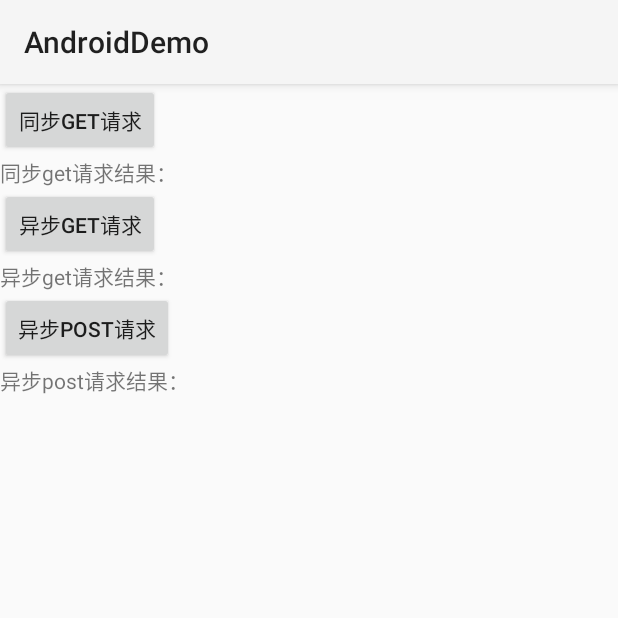
After one commit to baorant/AndroidDemo, an Android app: the OkhttpActivity screen opened directly, with no data from a screen before it, on a phone screen of 412 x 824 dp, the top half of it. The commit adds this screen. Run offline under Robolectric (Android 15) with nearby library versions, the phone set to English and light mode, and no system bars.

Commit message:
[修改说明]增加网络请求工具类

```diff
--- a/app/build.gradle
+++ b/app/build.gradle
@@ -44,6 +44,8 @@ dependencies {
     debugImplementation 'com.squareup.leakcanary:leakcanary-support-fragment:1.6.3'
 
     implementation 'org.aspectj:aspectjrt:1.9.6'
+
+    implementation 'com.squareup.okhttp3:okhttp:3.4.1'
 }
 
 import org.aspectj.bridge.IMessage
--- a/app/src/main/AndroidManifest.xml
+++ b/app/src/main/AndroidManifest.xml
@@ -25,6 +25,9 @@
         android:supportsRtl="true"
         android:theme="@style/Theme.LayoutDemo"
         android:usesCleartextTraffic="true">
+        <activity
+            android:name=".activity.OkhttpActivity"
+            android:exported="false" />
         <activity
             android:name=".activity.OomActivity"
             android:exported="false" />
--- a/app/src/main/java/com/baorant/layoutdemo/Util/MyCrashHandler.java
+++ b/app/src/main/java/com/baorant/layoutdemo/Util/MyCrashHandler.java
@@ -21,7 +21,7 @@ import java.text.SimpleDateFormat;
 import java.util.Date;
 
 public class MyCrashHandler implements Thread.UncaughtExceptionHandler {
-    private static final String TAG = "CrashHandler";
+    private static final String TAG = "MyCrashHandler";
     private static final boolean DEBUG = true;
     // 文件路径
     private static final String PATH = Environment.getExternalStorageDirectory().getPath() + File.separator+ "crash";
@@ -46,7 +46,7 @@ public class MyCrashHandler implements Thread.UncaughtExceptionHandler {
 
     @Override
     public void uncaughtException(Thread thread, Throwable ex) {
-        Log.d(TAG, "do uncaughtException begin");
+        Log.d(TAG, "do uncaughtException begin: " + ex.toString());
         try {
             //将文件写入sd卡
             writeToSdcard(ex);
--- /dev/null
+++ b/app/src/main/java/com/baorant/layoutdemo/activity/OkhttpActivity.java
@@ -0,0 +1,100 @@
+package com.baorant.layoutdemo.activity;
+
+import androidx.annotation.NonNull;
+import androidx.appcompat.app.AppCompatActivity;
+
+import android.os.Bundle;
+import android.util.Log;
+import android.view.View;
+import android.widget.Button;
+import android.widget.TextView;
+
+import com.baorant.layoutdemo.R;
+import com.baorant.layoutdemo.Util.OkHttpClientUtil;
+import com.baorant.layoutdemo.Util.ThreadPoolUtil;
+
+import java.io.IOException;
+import java.util.HashMap;
+import java.util.Map;
+
+import okhttp3.Call;
+import okhttp3.Callback;
+import okhttp3.Response;
+
+public class OkhttpActivity extends AppCompatActivity {
+    private static final String TAG = "OkhttpActivity";
+
+    private Button syncGet;
+    private Button asyncGet;
+    private Button asyncPost;
+
+    private TextView syncGetResult;
+    private TextView asyncGetResult;
+    private TextView asyncPostResult;
+
+    @Override
+    protected void onCreate(Bundle savedInstanceState) {
+        super.onCreate(savedInstanceState);
+        setContentView(R.layout.activity_okhttp);
+
+        syncGet = findViewById(R.id.syncGet);
+        asyncGet = findViewById(R.id.asyncGet);
+        asyncPost = findViewById(R.id.asyncPost);
+
+        syncGetResult = findViewById(R.id.syncGetResponse);
+        asyncGetResult = findViewById(R.id.asyncGetResponse);
+        asyncPostResult = findViewById(R.id.asyncPostResponse);
+
+        syncGet.setOnClickListener(v -> {
+            Log.d(TAG, "syncGet onclick begin");
+            ThreadPoolUtil.executeRunnableByFixedPool(() -> {
+                Response response = OkHttpClientUtil.syncGetRequest(
+                        "http://192.168.11.1:3030/path/get");
+                runOnUiThread(() ->
+                {
+                    Log.d(TAG, "runOnUiThread onResponse");
+                    if (response != null && response.isSuccessful()) {
+                        Log.d(TAG, "runOnUiThread onResponse not null");
+                        syncGetResult.setText(syncGetResult.getText() + response.body().toString());
+                    }
+                });
+            });
+        });
+
+        asyncGet.setOnClickListener(v -> {
+            Log.d(TAG, "asyncGet onclick begin");
+            String url = "http://192.168.11.1:3030/path/get";
+            OkHttpClientUtil.asyncGetRequest(url, new Callback() {
+                @Override
+                public void onFailure(@NonNull Call call, @NonNull IOException e) {
+
+                }
+
+                @Override
+                public void onResponse(@NonNull Call call, @NonNull Response response) throws IOException {
+                    if (response == null) {
+                        return;
+                    }
+                    Log.d(TAG, "asyncGet onResponse begin");
+                    asyncGetResult.setText(asyncGetResult.getText() + response.body().toString());
+                }
+            });
+        });
+
+        asyncPost.setOnClickListener(v -> {
+            String url = "";
+            Map<String, String> params = new HashMap<>();
+            OkHttpClientUtil.asyncPostRequest(url, params, new Callback() {
+                @Override
+                public void onFailure(@NonNull Call call, @NonNull IOException e) {
+
+                }
+
+                @Override
+                public void onResponse(@NonNull Call call, @NonNull Response response) throws IOException {
+
+                }
+            });
+        });
+    }
+}
--- /dev/null
+++ b/app/src/main/res/layout/activity_okhttp.xml
@@ -0,0 +1,39 @@
+<?xml version="1.0" encoding="utf-8"?>
+<LinearLayout xmlns:android="http://schemas.android.com/apk/res/android"
+    xmlns:app="http://schemas.android.com/apk/res-auto"
+    xmlns:tools="http://schemas.android.com/tools"
+    android:layout_width="match_parent"
+    android:layout_height="match_parent"
+    android:orientation="vertical"
+    tools:context=".activity.OkhttpActivity">
+    <Button
+    android:id="@+id/syncGet"
+    android:layout_width="wrap_content"
+    android:layout_height="wrap_content"
+    android:text="同步get请求"/>
+    <TextView
+        android:id="@+id/syncGetResponse"
+        android:layout_width="match_parent"
+        android:layout_height="wrap_content"
+        android:text="同步get请求结果："/>
+    <Button
+        android:id="@+id/asyncGet"
+        android:layout_width="wrap_content"
+        android:layout_height="wrap_content"
+        android:text="异步get请求"/>
+    <TextView
+        android:id="@+id/asyncGetResponse"
+        android:layout_width="match_parent"
+        android:layout_height="wrap_content"
+        android:text="异步get请求结果："/>
+    <Button
+        android:id="@+id/asyncPost"
+        android:layout_width="wrap_content"
+        android:layout_height="wrap_content"
+        android:text="异步post请求"/>
+    <TextView
+        android:id="@+id/asyncPostResponse"
+        android:layout_width="match_parent"
+        android:layout_height="wrap_content"
+        android:text="异步post请求结果："/>
+</LinearLayout>
```
Also changed, not shown: app/src/main/java/com/baorant/layoutdemo/MainActivity.java (+6 -1 lines), app/src/main/java/com/baorant/layoutdemo/Util/OkHttpClientUtil.java (added, +118 -0 lines).
